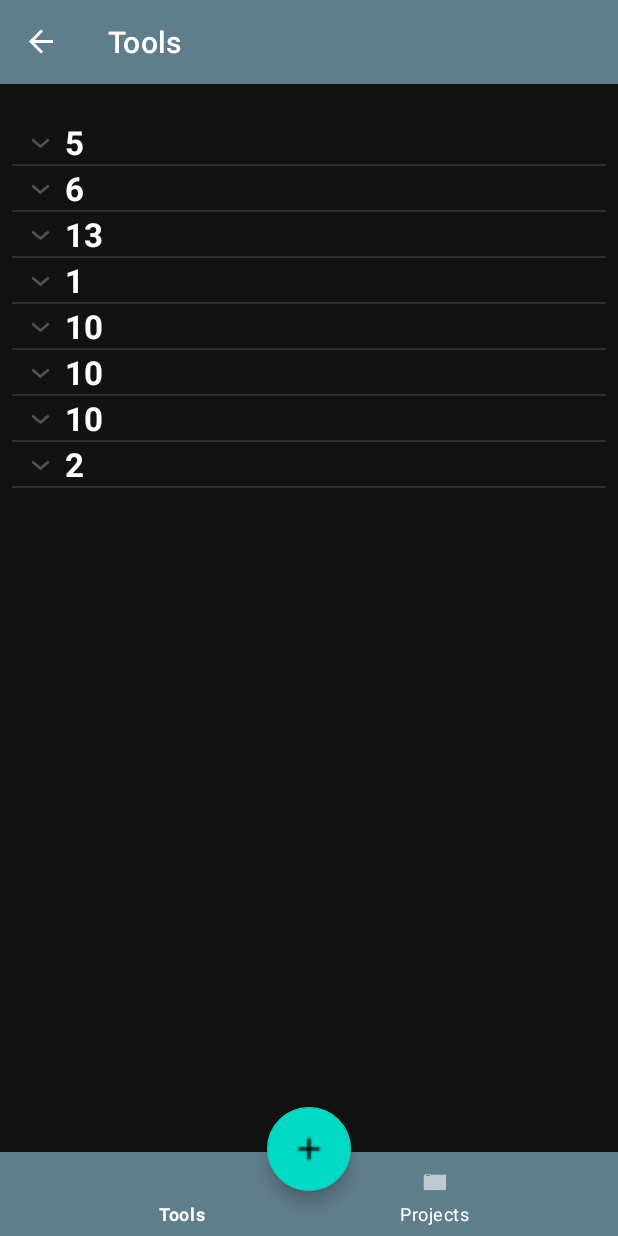
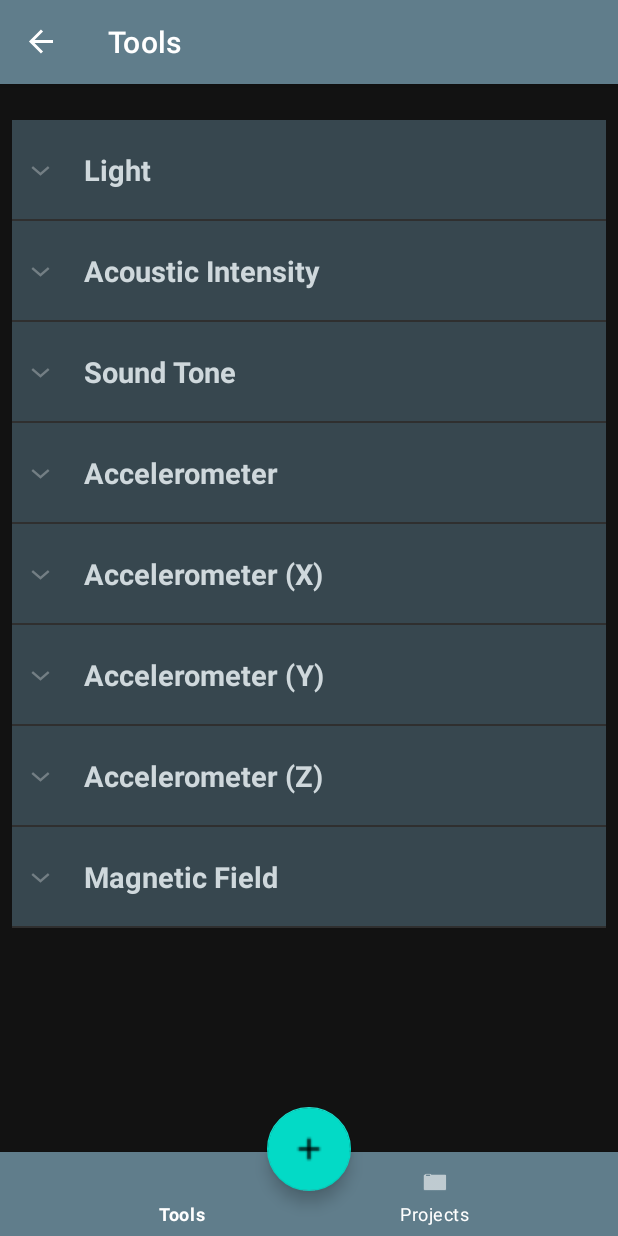
Before and after one commit to serorca/Kphisics, an Android app: the ToolsNavFragment screen opened through its navigation route, on a phone screen of 412 x 824 dp. Run offline under Robolectric (Android 15) with nearby library versions, the phone set to English and light mode, and no system bars; our stand-ins replace navigation-ui.

Commit message:
Tools view - expandable list WIP

```diff
--- a/app/src/main/java/com/example/kphisics/model/SensorNames.kt
+++ b/app/src/main/java/com/example/kphisics/model/SensorNames.kt
@@ -1,6 +1,7 @@
 package com.example.kphisics.model
 
 import android.hardware.Sensor
+import com.example.kphisics.R
 
 class SensorNames {
 
@@ -16,18 +17,37 @@ class SensorNames {
 
         const val ACCELEROMETER_X = Sensor.TYPE_LINEAR_ACCELERATION
 
-        const val ACCELEROMETER_Y = Sensor.TYPE_LINEAR_ACCELERATION
+        const val ACCELEROMETER_Y = Sensor.TYPE_LINEAR_ACCELERATION + 1
 
-        const val ACCELEROMETER_Z = Sensor.TYPE_LINEAR_ACCELERATION
+        const val ACCELEROMETER_Z = Sensor.TYPE_LINEAR_ACCELERATION + 2
 
         const val MAGNETIC_FIELD = Sensor.TYPE_MAGNETIC_FIELD
+
+        fun titleForFype(type: Int): Int {
+
+            return when (type) {
+
+                LIGHT -> R.string.title_light
+                ACOUSTIC_INTENSITY -> R.string.title_acoustic_intensity
+                SOUND_TONE -> R.string.title_sound_tone
+                ACCELEROMETER -> R.string.title_accelerometer
+                ACCELEROMETER_X -> R.string.title_accelerometer_x
+                ACCELEROMETER_Y -> R.string.title_accelerometer_y
+                ACCELEROMETER_Z -> R.string.title_accelerometer_z
+                MAGNETIC_FIELD -> R.string.title_magnetic_field
+                else -> R.string.title_unknown
+            }
+        }
     }
 
     private val names = arrayOf("LIGHT", "ACOUSTIC_INTENSITY", "SOUND_TONE", "ACCELEROMETER",
             "ACCELEROMETER_X", "ACCELEROMETER_Y", "ACCELEROMETER_Z", "MAGNETIC_FIELD")
 
-    fun SensorName(){}
+    fun SensorName() {}
 
-    fun name(e: Int): String { return names[e]}
+    fun name(e: Int): String {
+        return names[e]
+    }
+
 
 }
--- a/app/src/main/java/com/example/kphisics/ui/tools/ExpandableListAdapter.kt
+++ b/app/src/main/java/com/example/kphisics/ui/tools/ExpandableListAdapter.kt
@@ -43,7 +43,7 @@ class ExpandableListAdapter (private val context: Context, private val deptList:
         return view
     }
 
-    override fun getGroup(groupPosition: Int): Any {
+    override fun getGroup(groupPosition: Int): Int {
         return deptList[groupPosition]
     }
 
@@ -62,11 +62,11 @@ class ExpandableListAdapter (private val context: Context, private val deptList:
         val headerInfo = getGroup(groupPosition)
         if (view == null) {
             val inf = context.getSystemService(Context.LAYOUT_INFLATER_SERVICE) as LayoutInflater
-            view = inf.inflate(R.layout.group_heading, null)
+            view = inf.inflate(R.layout.expandable_list_group, null)
         }
 
         val heading = view!!.findViewById(R.id.heading) as TextView
-        heading.text = headerInfo.toString()
+        heading.text = context.resources.getString(SensorNames.titleForFype(headerInfo))
 
         return view
     }
--- a/app/src/main/res/layout/expandable_list_group.xml
+++ b/app/src/main/res/layout/expandable_list_group.xml
@@ -1,19 +1,22 @@
 <?xml version="1.0" encoding="utf-8"?>
 <LinearLayout xmlns:android="http://schemas.android.com/apk/res/android"
-    android:layout_width="fill_parent"
-    android:layout_height="wrap_content"
+    xmlns:tools="http://schemas.android.com/tools"
+    android:layout_width="match_parent"
+    android:layout_height="40dp"
+    android:background="@color/colorPrimaryDark"
     android:orientation="vertical"
-    android:padding="8dp"
-    android:background="#000000">
-
+    android:padding="8dp">
 
     <TextView
-        android:id="@+id/lblListHeader"
+        android:id="@+id/heading"
         android:layout_width="fill_parent"
-        android:layout_height="wrap_content"
+        android:layout_height="50dp"
+        android:gravity="center_vertical"
         android:paddingStart="?android:attr/expandableListPreferredItemPaddingLeft"
         android:paddingEnd="?android:attr/expandableListPreferredItemPaddingLeft"
-        android:textSize="17sp"
-        android:textColor="#f9f93d" />
+        android:textColor="@color/colorBrokenWhite"
+        android:textStyle="bold"
+        android:textSize="19sp"
+        tools:text="Ejemplo" />
 
 </LinearLayout>
--- a/app/src/main/res/layout/fragment_bottom_nav.xml
+++ b/app/src/main/res/layout/fragment_bottom_nav.xml
@@ -24,7 +24,7 @@
         android:layout_height="wrap_content"
         android:layout_gravity="bottom"
         android:background="@color/colorPrimary"
-        app:itemTextColor="@color/white"
+        app:itemTextColor="@color/colorWhite"
         app:layout_constraintBottom_toBottomOf="parent"
         app:layout_constraintEnd_toEndOf="parent"
         app:layout_constraintStart_toStartOf="parent"
--- a/app/src/main/res/layout/group_heading.xml
+++ b/app/src/main/res/layout/group_heading.xml
@@ -12,5 +12,4 @@
         android:textAppearance="?android:attr/textAppearanceLarge"
         android:textStyle="bold" />
 
-
 </LinearLayout>
--- a/app/src/main/res/values/colors.xml
+++ b/app/src/main/res/values/colors.xml
@@ -3,5 +3,6 @@
     <color name="colorPrimary">#607D8B</color>
     <color name="colorPrimaryDark">#37474F</color>
     <color name="colorAccent">#B388FF</color>
-    <color name="white">#FFFFFF</color>
+    <color name="colorWhite">#FFFFFF</color>
+    <color name="colorBrokenWhite">#CFD8DC</color>
 </resources>
--- a/app/src/main/res/values/strings.xml
+++ b/app/src/main/res/values/strings.xml
@@ -14,4 +14,13 @@
     <string name="communicate">Communicate</string>
     <string name="info">Info</string>
     <string name="info_text">lorem ipsum dolor</string>
+    <string name="title_light">Light</string>
+    <string name="title_acoustic_intensity">Acoustic Intensity</string>
+    <string name="title_sound_tone">Sound Tone</string>
+    <string name="title_accelerometer">Accelerometer</string>
+    <string name="title_accelerometer_x">Accelerometer (X)</string>
+    <string name="title_accelerometer_y">Accelerometer (Y)</string>
+    <string name="title_accelerometer_z">Accelerometer (Z)</string>
+    <string name="title_magnetic_field">Magnetic Field</string>
+    <string name="title_unknown">Unknown</string>
 </resources>
```
Also changed, not shown: app/src/main/res/layout/content_main.xml (deleted, +0 -20 lines).
